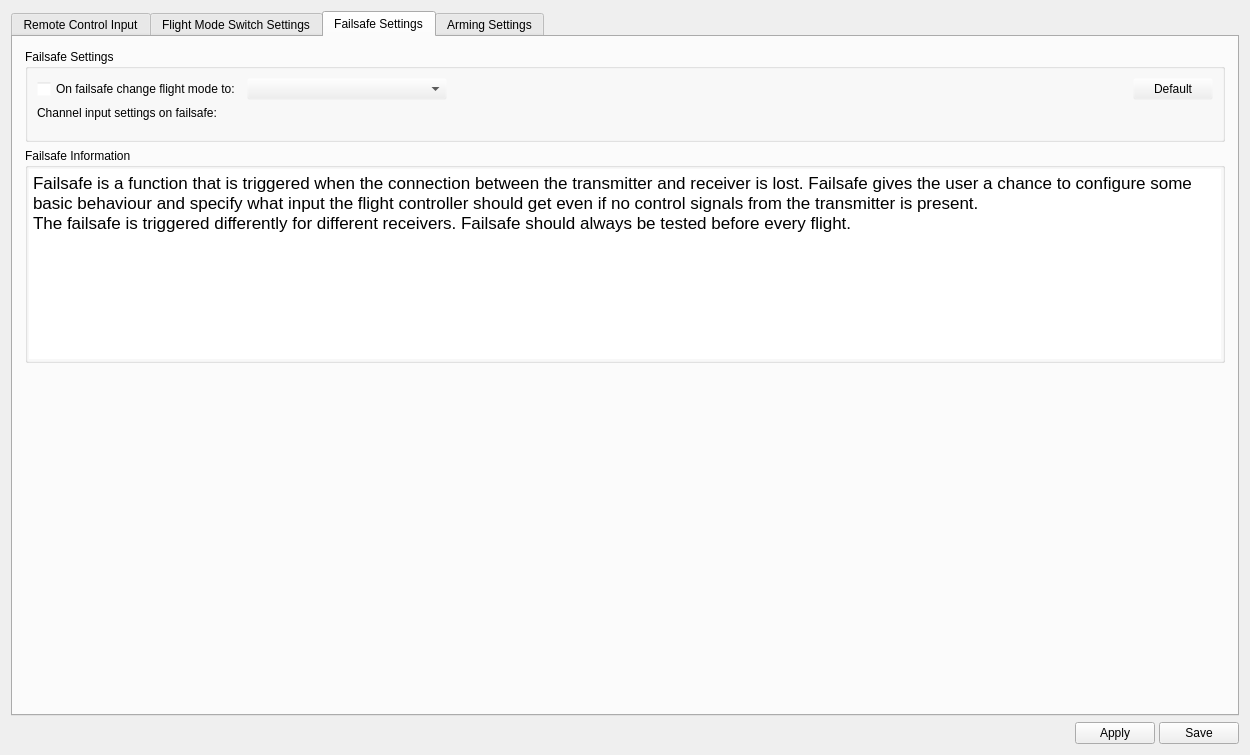
Qt form ground/gcs/src/plugins/config/input.ui (librepilot/LibrePilot) before a commit.
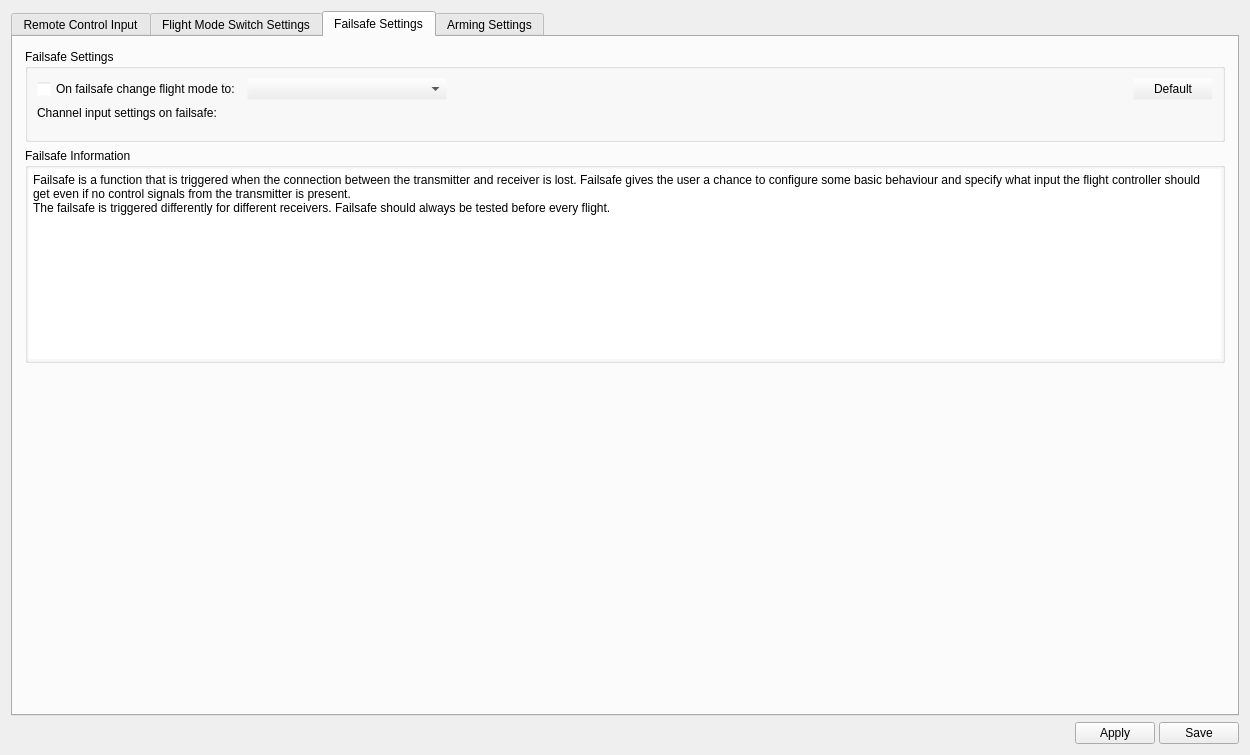
The same form after that commit. The open tabs and pages were chosen to show the change. Icons and pictures are not drawn.

Commit message: LP-235 Changed type of text field to avoid HTML encoding.

Diff of the .ui file:
```diff
--- a/ground/gcs/src/plugins/config/input.ui
+++ b/ground/gcs/src/plugins/config/input.ui
@@ -2356,29 +2356,22 @@
                <number>0</number>
               </property>
               <item>
-               <widget class="QTextEdit" name="textEdit">
+               <widget class="QPlainTextEdit" name="plainTextEdit">
                 <property name="sizePolicy">
                  <sizepolicy hsizetype="Expanding" vsizetype="Minimum">
                   <horstretch>0</horstretch>
                   <verstretch>0</verstretch>
                  </sizepolicy>
                 </property>
-                <property name="autoFormatting">
-                 <set>QTextEdit::AutoNone</set>
-                </property>
                 <property name="readOnly">
                  <bool>true</bool>
                 </property>
-                <property name="html">
-                 <string>&lt;!DOCTYPE HTML PUBLIC &quot;-//W3C//DTD HTML 4.0//EN&quot; &quot;http://www.w3.org/TR/REC-html40/strict.dtd&quot;&gt;
-&lt;html&gt;&lt;head&gt;&lt;meta name=&quot;qrichtext&quot; content=&quot;1&quot; /&gt;&lt;style type=&quot;text/css&quot;&gt;
-p, li { white-space: pre-wrap; }
-&lt;/style&gt;&lt;/head&gt;&lt;body style=&quot; font-family:'.SF NS Text'; font-size:13pt; font-weight:400; font-style:normal;&quot;&gt;
-&lt;p style=&quot; margin-top:0px; margin-bottom:0px; margin-left:0px; margin-right:0px; -qt-block-indent:0; text-indent:0px;&quot;&gt;Failsafe is a function that is triggered when the connection between the transmitter and receiver is lost. Failsafe gives the user a chance to configure some basic behaviour and specify what input the flight controller should get even if no control signals from the transmitter is present.&lt;/p&gt;
-&lt;p style=&quot; margin-top:0px; margin-bottom:0px; margin-left:0px; margin-right:0px; -qt-block-indent:0; text-indent:0px;&quot;&gt;The failsafe is triggered differently for different receivers. Failsafe should always be tested before every flight.&lt;/p&gt;&lt;/body&gt;&lt;/html&gt;</string>
+                <property name="plainText">
+                 <string>Failsafe is a function that is triggered when the connection between the transmitter and receiver is lost. Failsafe gives the user a chance to configure some basic behaviour and specify what input the flight controller should get even if no control signals from the transmitter is present.
+The failsafe is triggered differently for different receivers. Failsafe should always be tested before every flight.</string>
                 </property>
-                <property name="acceptRichText">
-                 <bool>true</bool>
+                <property name="backgroundVisible">
+                 <bool>false</bool>
                 </property>
                </widget>
               </item>
```
